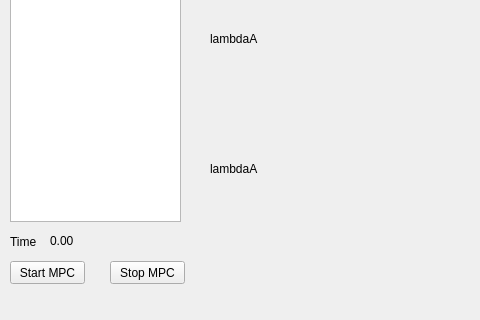
First picture: the form in GUI/GUI.ui, repository cic12/exo_control, before the edit; both pictures show x 0 to 480 and y 556 to 876 of the 712 by 876 pixel window.
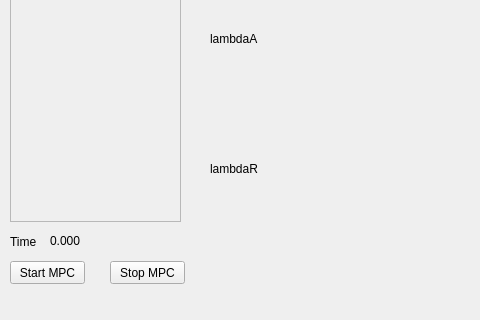
Second picture: the form after the edit. Custom widgets are drawn as their Qt base class.

The edit to the form file:
```diff
--- a/GUI/GUI.ui
+++ b/GUI/GUI.ui
@@ -63,7 +63,7 @@
      </rect>
     </property>
     <property name="text">
-     <string>0.00</string>
+     <string>0.000</string>
     </property>
    </widget>
    <widget class="QLabel" name="label_4">
@@ -827,10 +827,13 @@
      </rect>
     </property>
     <property name="text">
-     <string>lambdaA</string>
+     <string>lambdaR</string>
     </property>
    </widget>
    <widget class="QPlainTextEdit" name="plainTextEdit">
+    <property name="enabled">
+     <bool>false</bool>
+    </property>
     <property name="geometry">
      <rect>
       <x>10</x>
```
